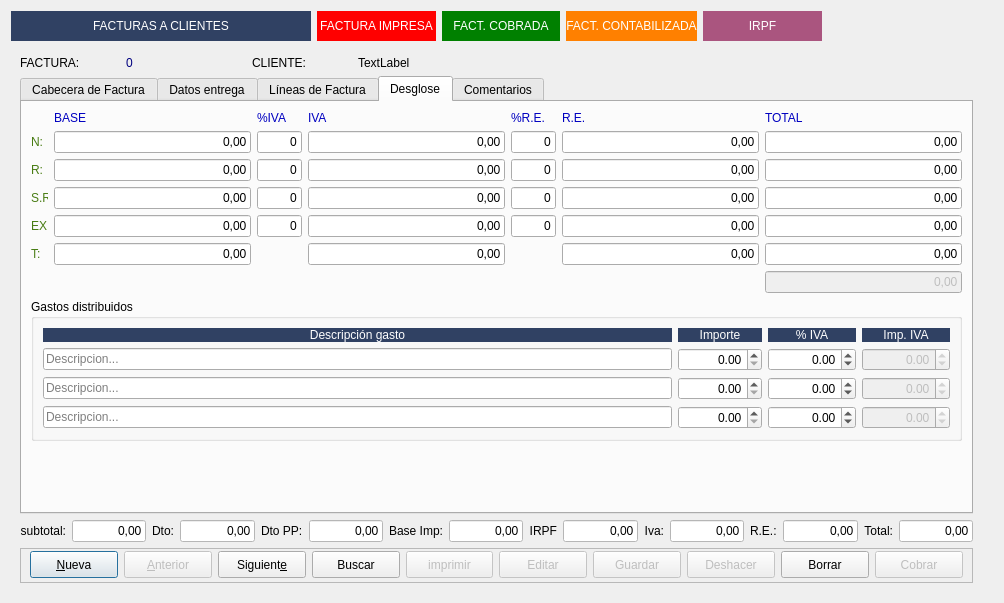
Above: Zona_Ventas/frmfacturas.ui from arcnexus/RedFoX before the change. Below: the same form after it.
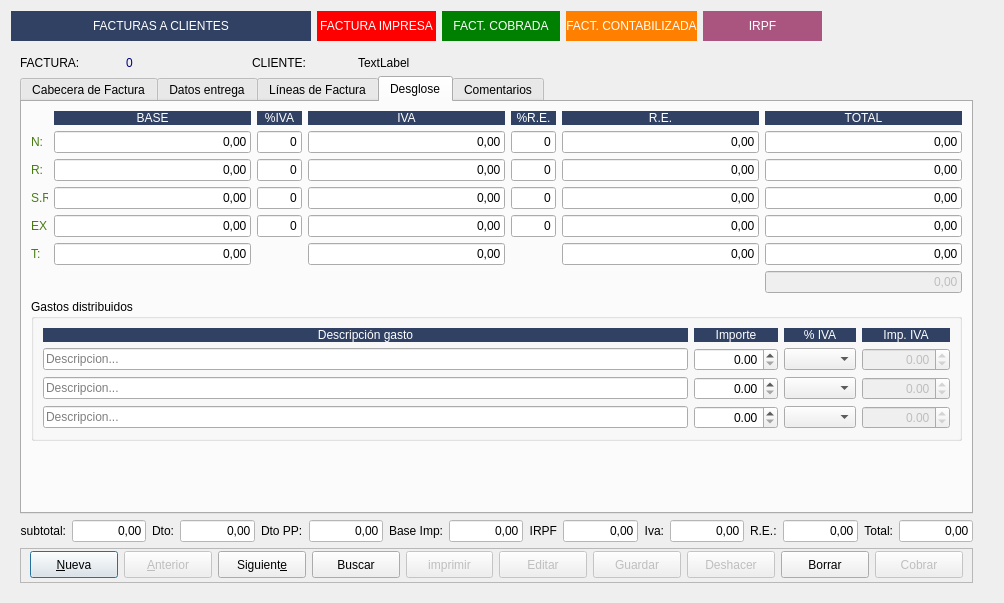
That is the form after the change. The open tabs and pages were chosen to show the change. Icons and pictures are not drawn.

Commit message: ivas gastos facturas

Diff of the .ui file:
```diff
--- a/Zona_Ventas/frmfacturas.ui
+++ b/Zona_Ventas/frmfacturas.ui
@@ -1536,61 +1536,85 @@
              <item row="0" column="1">
               <widget class="QLabel" name="label_28">
                <property name="styleSheet">
-                <string notr="true">color: rgb(0, 0, 192);</string>
+                <string notr="true">background-color: #304163;
+color: rgb(255, 255, 255);</string>
                </property>
                <property name="text">
                 <string>BASE</string>
                </property>
+               <property name="alignment">
+                <set>Qt::AlignCenter</set>
+               </property>
               </widget>
              </item>
              <item row="0" column="2">
               <widget class="QLabel" name="label_55">
                <property name="styleSheet">
-                <string notr="true">color: rgb(0, 0, 192);</string>
+                <string notr="true">background-color: #304163;
+color: rgb(255, 255, 255);</string>
                </property>
                <property name="text">
                 <string>%IVA</string>
                </property>
+               <property name="alignment">
+                <set>Qt::AlignCenter</set>
+               </property>
               </widget>
              </item>
              <item row="0" column="3">
               <widget class="QLabel" name="label_56">
                <property name="styleSheet">
-                <string notr="true">color: rgb(0, 0, 192);</string>
+                <string notr="true">background-color: #304163;
+color: rgb(255, 255, 255);</string>
                </property>
                <property name="text">
                 <string>IVA</string>
                </property>
+               <property name="alignment">
+                <set>Qt::AlignCenter</set>
+               </property>
               </widget>
              </item>
              <item row="0" column="4">
               <widget class="QLabel" name="label_57">
                <property name="styleSheet">
-                <string notr="true">color: rgb(0, 0, 192);</string>
+                <string notr="true">background-color: #304163;
+color: rgb(255, 255, 255);</string>
                </property>
                <property name="text">
                 <string>%R.E.</string>
                </property>
+               <property name="alignment">
+                <set>Qt::AlignCenter</set>
+               </property>
               </widget>
              </item>
              <item row="0" column="5">
               <widget class="QLabel" name="label_58">
                <property name="styleSheet">
-                <string notr="true">color: rgb(0, 0, 192);</string>
+                <string notr="true">background-color: #304163;
+color: rgb(255, 255, 255);</string>
                </property>
                <property name="text">
                 <string>R.E.</string>
                </property>
+               <property name="alignment">
+                <set>Qt::AlignCenter</set>
+               </property>
               </widget>
              </item>
              <item row="0" column="6">
               <widget class="QLabel" name="label_59">
                <property name="styleSheet">
-                <string notr="true">color: rgb(0, 0, 192);</string>
+                <string notr="true">background-color: #304163;
+color: rgb(255, 255, 255);</string>
                </property>
                <property name="text">
                 <string>TOTAL</string>
                </property>
+               <property name="alignment">
+                <set>Qt::AlignCenter</set>
+               </property>
               </widget>
              </item>
              <item row="1" column="0">
@@ -2170,32 +2194,6 @@
                 </property>
                </widget>
               </item>
-              <item row="2" column="2">
-               <widget class="QDoubleSpinBox" name="spin_porc_iva_gasto2">
-                <property name="alignment">
-                 <set>Qt::AlignRight|Qt::AlignTrailing|Qt::AlignVCenter</set>
-                </property>
-                <property name="minimum">
-                 <double>-9999999.000000000000000</double>
-                </property>
-                <property name="maximum">
-                 <double>999999999.000000000000000</double>
-                </property>
-               </widget>
-              </item>
-              <item row="1" column="2">
-               <widget class="QDoubleSpinBox" name="spin_porc_iva_gasto1">
-                <property name="alignment">
-                 <set>Qt::AlignRight|Qt::AlignTrailing|Qt::AlignVCenter</set>
-                </property>
-                <property name="minimum">
-                 <double>-9999999.000000000000000</double>
-                </property>
-                <property name="maximum">
-                 <double>999999999.000000000000000</double>
-                </property>
-               </widget>
-              </item>
               <item row="2" column="3">
                <widget class="QDoubleSpinBox" name="spin_iva_gasto2">
                 <property name="enabled">
@@ -2212,19 +2210,6 @@
                 </property>
                </widget>
               </item>
-              <item row="3" column="2">
-               <widget class="QDoubleSpinBox" name="spin_porc_iva_gasto3">
-                <property name="alignment">
-                 <set>Qt::AlignRight|Qt::AlignTrailing|Qt::AlignVCenter</set>
-                </property>
-                <property name="minimum">
-                 <double>-9999999.000000000000000</double>
-                </property>
-                <property name="maximum">
-                 <double>999999999.000000000000000</double>
-                </property>
-               </widget>
-              </item>
               <item row="1" column="3">
                <widget class="QDoubleSpinBox" name="spin_iva_gasto1">
                 <property name="enabled">
@@ -2313,6 +2298,15 @@
                 </property>
                </widget>
               </item>
+              <item row="1" column="2">
+               <widget class="QComboBox" name="cbo_porc_gasto_iva1"/>
+              </item>
+              <item row="2" column="2">
+               <widget class="QComboBox" name="cbo_porc_gasto_iva2"/>
+              </item>
+              <item row="3" column="2">
+               <widget class="QComboBox" name="cbo_porc_gasto_iva3"/>
+              </item>
              </layout>
             </widget>
            </item>
```
Left out of the diff: 5 changed lines with no effect on the pictures. The commit also changes 3 other files.
